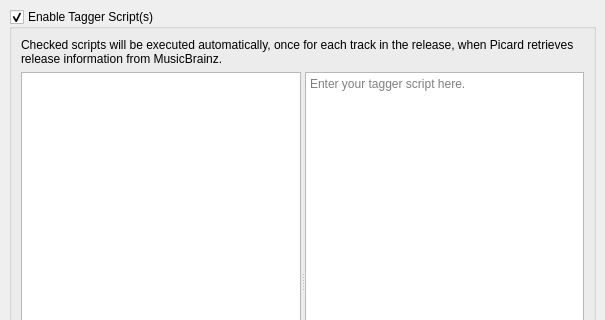
metabrainz/picard, file ui/options_script.ui: the form before one commit; both pictures show x 0 to 605 and y 0 to 320 of the 605 by 551 pixel window.
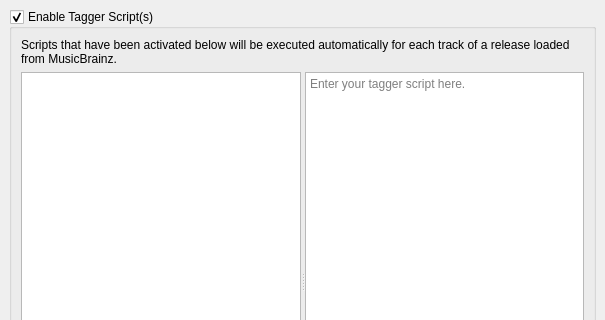
The form after the commit. Icons and pictures are not drawn. Custom widgets are drawn as their Qt base class.

Commit message: Slight wording change.

```diff
--- a/ui/options_script.ui
+++ b/ui/options_script.ui
@@ -43,7 +43,7 @@
         <item>
          <widget class="QLabel" name="label">
           <property name="text">
-           <string>&lt;html&gt;&lt;head/&gt;&lt;body&gt;&lt;p&gt;Checked scripts will be executed automatically, once for each track in the release, when Picard retrieves release information from MusicBrainz.&lt;/p&gt;&lt;/body&gt;&lt;/html&gt;</string>
+           <string>Scripts that have been activated below will be executed automatically for each track of a release loaded from MusicBrainz.</string>
           </property>
           <property name="wordWrap">
            <bool>true</bool>
```
The commit also changes 1 other file.
